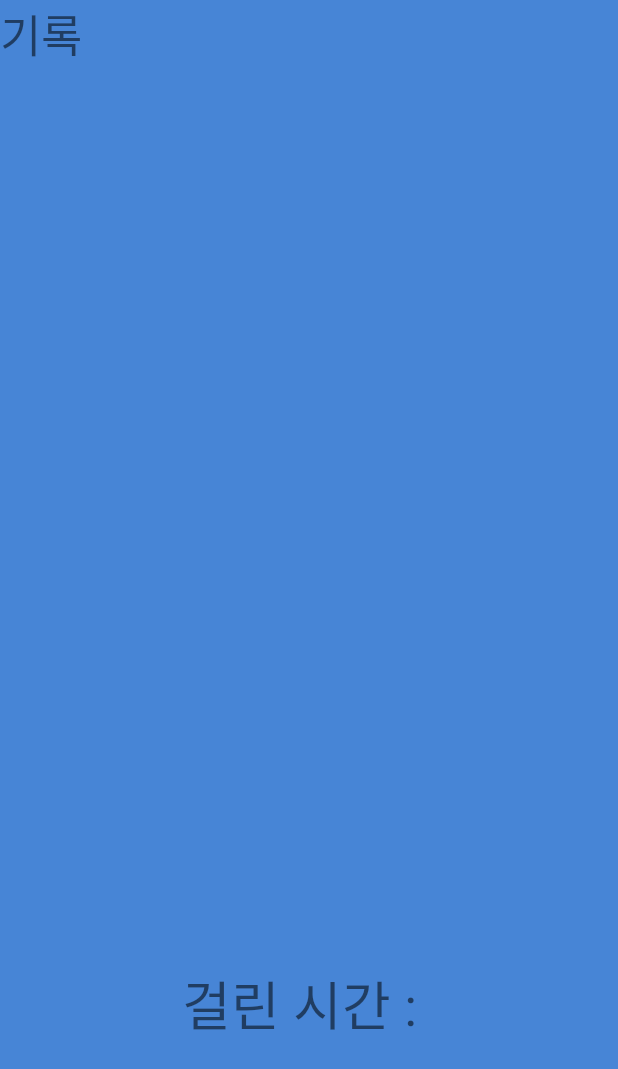
After one commit to IceBorneVR/MinhiGameParadise, an Android app: the Card_remember_ranking screen opened directly, with no data from a screen before it, on a phone screen of 412 x 824 dp. The commit adds this screen. Shown: the top 1069 px of the screen. Run offline under Robolectric (Android 15) with nearby library versions, the phone set to English and light mode, and no system bars.

Commit message:
같은 숫자 찾기 게임 병합

```diff
--- /dev/null
+++ b/app/src/main/java/com/example/minhigameparadise/Card_remember_ranking.java
@@ -0,0 +1,85 @@
+package com.example.minhigameparadise;
+
+import androidx.annotation.NonNull;
+import androidx.appcompat.app.AppCompatActivity;
+import android.content.ClipData;
+import android.content.Intent;
+import android.os.Bundle;
+import android.view.KeyEvent;
+import android.view.Menu;
+import android.view.MenuItem;
+import android.widget.TextView;
+import android.widget.Toast;
+
+public class Card_remember_ranking extends AppCompatActivity
+{
+    double initTime;
+    TextView tvE1, tvE2, tvE3;
+
+    @Override
+    protected void onCreate(Bundle savedInstanceState)
+    {
+        super.onCreate(savedInstanceState);
+        getSupportActionBar().hide(); // 타이틀 바 가리기
+        setContentView(R.layout.card_remember_ranking);
+        setTitle("Ranking");
+
+        tvE1 = (TextView) findViewById(R.id.tvE1);
+        tvE2 = (TextView) findViewById(R.id.tvE2);
+        tvE3 = (TextView) findViewById(R.id.tvE3);
+
+        easyTime(Card_remember_easy.time);
+    }
+
+    public void easyTime(String eTime)
+    {
+        if(eTime.equals(""))
+        {
+
+        }
+        else
+        {
+            tvE1.setText("걸린 시간 : " + eTime); // 걸린시간 호출하여 출력
+        }
+    }
+
+    @Override
+    public boolean onCreateOptionsMenu(Menu menu)
+    {
+        super.onCreateOptionsMenu(menu);
+        getMenuInflater().inflate(R.menu.rank, menu);
+        return true;
+    }
+
+    @Override
+    public boolean onOptionsItemSelected(@NonNull MenuItem item)
+    {
+        int id = item.getItemId();
+        if (id == R.id.itemRank)
+        {
+            Intent intent = new Intent(getApplicationContext(), Card_remember_ranking.class);
+            startActivity(intent);
+            finish();
+        }
+        return super.onOptionsItemSelected(item);
+    }
+
+    public boolean onKeyDown(int keyCode, KeyEvent event)
+    {
+        if (keyCode == KeyEvent.KEYCODE_BACK)
+        {
+            if (System.currentTimeMillis() - initTime > 3000)
+            {   //처음 누른 상태
+                Toast.makeText(getApplicationContext(), "홈 화면으로 돌아가려면 한 번 더 눌러주세요", Toast.LENGTH_SHORT).show();
+                initTime = System.currentTimeMillis();
+            }
+            else
+            {
+                Intent intent = new Intent(getApplicationContext(), Card_remember_main.class);
+                startActivity(intent);
+                finish();
+            }
+        }
+        return false;
+    }
+}
--- a/app/src/main/res/layout/activity_main.xml
+++ b/app/src/main/res/layout/activity_main.xml
@@ -48,12 +48,13 @@
             android:text="같은 카드 뒤집기 - 태훈"/>
 
         <Button
+            android:id="@+id/main_btn_cardremember"
             android:layout_width="match_parent"
             android:layout_height="wrap_content"
             android:layout_marginHorizontal="80dp"
             android:layout_marginVertical="10dp"
             android:background="#DDFFC0CB"
-            android:text="미완성 - 석현"/>
+            android:text="같은 숫자 찾기 - 석현"/>
 
         <Button
             android:id="@+id/main_btn_credit"
--- /dev/null
+++ b/app/src/main/res/layout/card_remember_ranking.xml
@@ -0,0 +1,147 @@
+<?xml version="1.0" encoding="utf-8"?>
+<LinearLayout xmlns:android="http://schemas.android.com/apk/res/android"
+    xmlns:app="http://schemas.android.com/apk/res-auto"
+    xmlns:tools="http://schemas.android.com/tools"
+    android:layout_width="match_parent"
+    android:layout_height="match_parent"
+    android:background="#4785d6"
+    android:orientation="vertical"
+    tools:context=".Card_remember_ranking">
+
+    <LinearLayout
+        android:layout_width="match_parent"
+        android:layout_height="wrap_content"
+        android:layout_weight="1">
+
+        <LinearLayout
+            android:layout_width="wrap_content"
+            android:layout_height="match_parent"
+            android:layout_weight="1"
+            android:orientation="vertical">
+
+            <TextView
+                android:layout_width="wrap_content"
+                android:layout_height="wrap_content"
+                android:layout_weight="1"
+                android:text="Hard"
+                android:textSize="30sp"
+                android:visibility="gone" />
+
+            <TextView
+                android:layout_width="wrap_content"
+                android:layout_height="wrap_content"
+                android:layout_weight="1"
+                android:text="Normal"
+                android:textSize="30sp"
+                android:visibility="gone" />
+
+            <TextView
+                android:layout_width="wrap_content"
+                android:layout_height="wrap_content"
+                android:layout_weight="1"
+                android:text="기록"
+                android:textSize="30sp"/>
+
+        </LinearLayout>
+
+        <LinearLayout
+            android:layout_width="wrap_content"
+            android:layout_height="match_parent"
+            android:layout_weight="2"
+            android:orientation="vertical">
+
+            <LinearLayout
+                android:layout_width="wrap_content"
+                android:layout_height="wrap_content"
+                android:orientation="vertical"
+                android:layout_weight="1">
+
+                <TextView
+                    android:id="@+id/tvH1"
+                    android:layout_width="wrap_content"
+                    android:layout_height="wrap_content"
+                    android:text="1등 "
+                    android:textSize="30sp"
+                    android:visibility="gone" />
+
+                <TextView
+                    android:id="@+id/tvH2"
+                    android:layout_width="wrap_content"
+                    android:layout_height="wrap_content"
+                    android:text="2등 "
+                    android:textSize="30sp"
+                    android:visibility="gone" />
+
+                <TextView
+                    android:id="@+id/tvH3"
+                    android:layout_width="wrap_content"
+                    android:layout_height="wrap_content"
+                    android:text="3등 "
+                    android:textSize="30sp"
+                    android:visibility="gone" />
+            </LinearLayout>
+
+            <LinearLayout
+                android:layout_width="wrap_content"
+                android:layout_height="wrap_content"
+                android:orientation="vertical"
+                android:layout_weight="1">
+
+                <TextView
+                    android:id="@+id/tvN1"
+                    android:layout_width="wrap_content"
+                    android:layout_height="wrap_content"
+                    android:text="1등 "
+                    android:textSize="30sp"
+                    android:visibility="gone" />
+
+                <TextView
+                    android:id="@+id/tvN2"
+                    android:layout_width="wrap_content"
+                    android:layout_height="wrap_content"
+                    android:text="2등 "
+                    android:textSize="30sp"
+                    android:visibility="gone" />
+
+                <TextView
+                    android:id="@+id/tvN3"
+                    android:layout_width="wrap_content"
+                    android:layout_height="wrap_content"
+                    android:text="3등 "
+                    android:textSize="30sp"
+                    android:visibility="gone" />
+            </LinearLayout>
+
+            <LinearLayout
+                android:layout_width="wrap_content"
+                android:layout_height="wrap_content"
+                android:layout_weight="1"
+                android:orientation="vertical">
+
+                <TextView
+                    android:id="@+id/tvE1"
+                    android:layout_width="match_parent"
+                    android:layout_height="match_parent"
+                    android:text="걸린 시간 :"
+                    android:gravity="center_vertical"
+                    android:textSize="35sp" />
+
+                <TextView
+                    android:id="@+id/tvE2"
+                    android:layout_width="wrap_content"
+                    android:layout_height="wrap_content"
+                    android:text="2등 "
+                    android:textSize="30sp"
+                    android:visibility="gone" />
+
+                <TextView
+                    android:id="@+id/tvE3"
+                    android:layout_width="wrap_content"
+                    android:layout_height="wrap_content"
+                    android:text="3등 "
+                    android:textSize="30sp"
+                    android:visibility="gone" />
+            </LinearLayout>
+        </LinearLayout>
+    </LinearLayout>
+</LinearLayout>
--- a/app/src/main/res/values/strings.xml
+++ b/app/src/main/res/values/strings.xml
@@ -14,5 +14,9 @@
 [ 성태훈 ]\n
 자료조사\n
 같은 카드 뒤집기 제작\n
+\n\n
+[ 문석현 ]\n
+자료조사\n
+같은 숫자 찾기 제작\n
     </string>
 </resources>
```
Also changed, not shown: app/src/main/AndroidManifest.xml (+9 -0 lines), app/src/main/java/com/example/minhigameparadise/Card_remember_easy.java (added, +208 -0 lines), app/src/main/java/com/example/minhigameparadise/Card_remember_main.java (added, +87 -0 lines), app/src/main/java/com/example/minhigameparadise/MainActivity.java (+13 -1 lines), app/src/main/res/layout/card_remember_easy.xml (added, +131 -0 lines), app/src/main/res/layout/card_remember_main.xml (added, +51 -0 lines).
